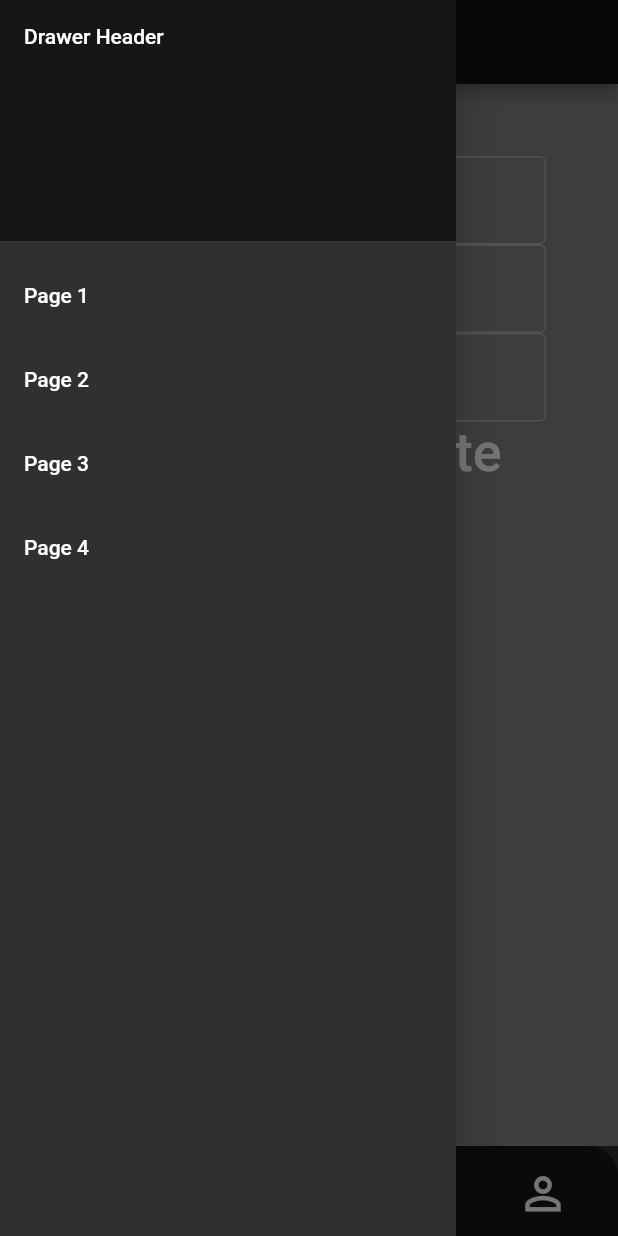
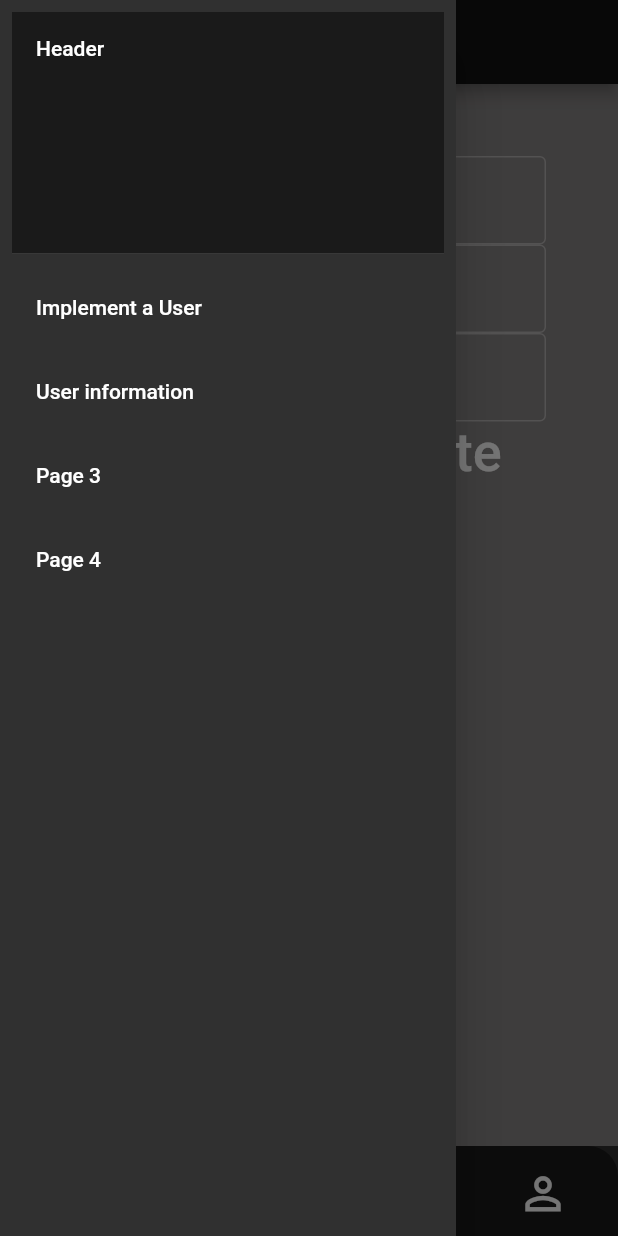
Before and after one commit to ssoumaille/flutter_example, a Flutter app: the screen it shows after launch, with the side drawer open, on a phone screen of 412 x 824 dp. Run offline on Flutter 3.47's test engine with Material 2 defaults, Android fonts, the phone set to English and light mode, and no system bars; our stand-ins replace flutter_riverpod, freezed_annotation, string_validator.

Commit message:
Refactor + add union.dart

```diff
--- a/lib/main.dart
+++ b/lib/main.dart
@@ -2,7 +2,7 @@ import 'package:flutter/material.dart';
 import 'package:flutter_riverpod/flutter_riverpod.dart';
 import 'package:string_validator/string_validator.dart';
 
-import 'person.dart';
+import 'person/person.dart';
 import 'widgets_icon_button.dart';
 
 void main() async {
@@ -11,6 +11,11 @@ void main() async {
 
 final stateProvider =
     StateNotifierProvider<PersonService, Person>((ref) => PersonService());
+
+enum Routes {
+  user_creation,
+  user_info,
+}
 
 class MyApp extends StatelessWidget {
   const MyApp({super.key});
@@ -23,12 +28,12 @@ class MyApp extends StatelessWidget {
           home: const MyHomePage(title: appTitle),
           theme: ThemeData(
             colorScheme: const ColorScheme.dark(),
-            primaryColor: Colors.black54,
+            primaryColor: Colors.black45,
           ),
           initialRoute: '/',
           routes: <String, WidgetBuilder>{
-            '/1': (context) => const Page1(),
-            '/2': (context) => const Page2(),
+            '/${Routes.user_creation.name}': (context) => const Page1(),
+            '/${Routes.user_info.name}': (context) => const Page2(),
             '/3': (context) => const Page3(),
             '/4': (context) => const Page4(),
           });
@@ -52,45 +57,29 @@ class HomePageState extends State<MyHomePage> {
 
   Widget _buildDrawer(context) => Drawer(
         child: ListView(
-          padding: EdgeInsets.zero,
+          padding: const EdgeInsets.all(8),
           children: [
             DrawerHeader(
               decoration: BoxDecoration(
                 color: Theme.of(context).primaryColor,
               ),
-              child: const Text('Drawer Header'),
+              child: const Text('Header'),
             ),
             ListTile(
-              title: const Text('Page 1'),
-              onTap: () {
-                // Update the state of the app.
-                // ...
-                Navigator.pushNamed(context, '/1');
-              },
+              title: const Text('Implement a User'),
+              onTap: () => Navigator.pushNamed(context, '/${Routes.user_creation.name}'),
             ),
             ListTile(
-              title: const Text('Page 2'),
-              onTap: () {
-                // Update the state of the app.
-                // ...
-                Navigator.pushNamed(context, '/2');
-              },
+              title: const Text('User information'),
+              onTap: () => Navigator.pushNamed(context, '/${Routes.user_info.name}'),
             ),
             ListTile(
               title: const Text('Page 3'),
-              onTap: () {
-                // Update the state of the app.
-                // ...
-                Navigator.pushNamed(context, '/3');
-              },
+              onTap: () => Navigator.pushNamed(context, '/3'),
             ),
             ListTile(
               title: const Text('Page 4'),
-              onTap: () {
-                // Update the state of the app.
-                // ...
-                Navigator.pushNamed(context, '/4');
-              },
+              onTap: () => Navigator.pushNamed(context, '/4'),
             ),
           ],
         ),
@@ -177,9 +166,9 @@ class Page1 extends ConsumerWidget {
               Text(
                 ref.read(stateProvider).firstName == ''
                     ? 'Name to update'
-                    : ''
-                        '${ref.read(stateProvider).firstName} ${ref.read(stateProvider).lastName} '
-                        'is ${ref.read(stateProvider).age} years old',
+                    : '${ref.read(stateProvider).firstName} '
+                      '${ref.read(stateProvider).lastName} '
+                      'is ${ref.read(stateProvider).age} years old',
                 style: const TextStyle(
                   color: Colors.white,
                   fontSize: 36,
--- a/lib/widgets_icon_button.dart
+++ b/lib/widgets_icon_button.dart
@@ -1,15 +1,15 @@
-
 import 'package:flutter/material.dart';
+import 'main.dart';
 
 Widget bottomBarButton1(context) => IconButton(
   enableFeedback: false,
-  onPressed: () => Navigator.pushNamed(context, '/1'),
+  onPressed: () => Navigator.pushNamed(context, '/${Routes.user_creation.name}'),
   icon: const Icon(Icons.home_outlined, color: Colors.white, size: 35),
 );
 
 Widget bottomBarButton2(context) => IconButton(
   enableFeedback: false,
-  onPressed: () => Navigator.pushNamed(context, '/2'),
+  onPressed: () => Navigator.pushNamed(context, '/${Routes.user_info.name}'),
   icon: const Icon(Icons.work_outline_outlined, color: Colors.white, size: 35),
 );
 
```
Also changed, not shown: lib/union/union.dart (added, +10 -0 lines), lib/person/person.dart (renamed from lib/person.dart), lib/person/person.freezed.dart (renamed from lib/person.freezed.dart), lib/person/person.g.dart (renamed from lib/person.g.dart), lib/union/union.freezed.dart (added).
